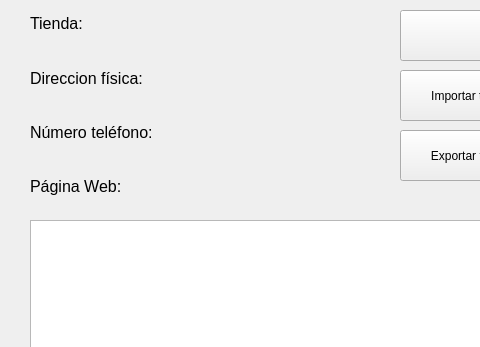
Above: TareaProgramada-04/src/ui/mainwindow.ui from Jederick/TareasProgramadas-CI-0113 before the change; both pictures show x 0 to 480 and y 0 to 347 of the 700 by 590 pixel window. Below: the same form after it.
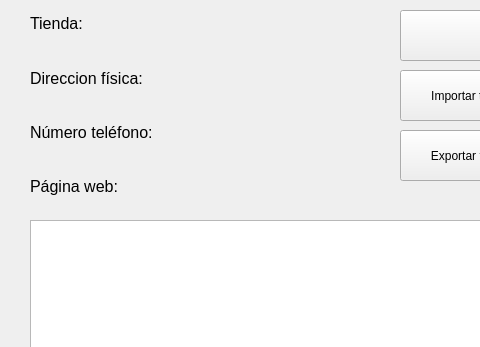
That is the form after the change.

The edit to the form file:
```diff
--- a/TareaProgramada-04/src/ui/mainwindow.ui
+++ b/TareaProgramada-04/src/ui/mainwindow.ui
@@ -121,7 +121,7 @@
      <string>Exportar tienda en archivo binario</string>
     </property>
    </widget>
-   <widget class="QWidget" name="">
+   <widget class="QWidget" name="layoutWidget">
     <property name="geometry">
      <rect>
       <x>30</x>
@@ -144,7 +144,7 @@
         <bool>true</bool>
        </property>
        <property name="text">
-        <string>&lt;html&gt;&lt;head/&gt;&lt;body&gt;&lt;p&gt;&lt;span style=&quot; font-size:12pt;&quot;&gt;Página Web:&lt;/span&gt;&lt;/p&gt;&lt;/body&gt;&lt;/html&gt;</string>
+        <string>&lt;html&gt;&lt;head/&gt;&lt;body&gt;&lt;p&gt;&lt;span style=&quot; font-size:12pt;&quot;&gt;Página web:&lt;/span&gt;&lt;/p&gt;&lt;/body&gt;&lt;/html&gt;</string>
        </property>
       </widget>
      </item>
```
Left out of the diff: 10 changed lines with no effect on the pictures.
